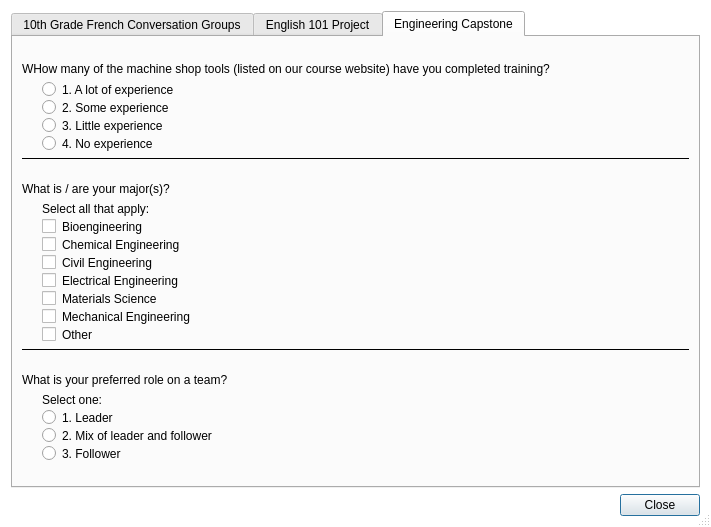
The window that dialogs/sampleQuestionsDialog.ui (gruepr/gruepr) describes before a commit, drawn with Qt 5.
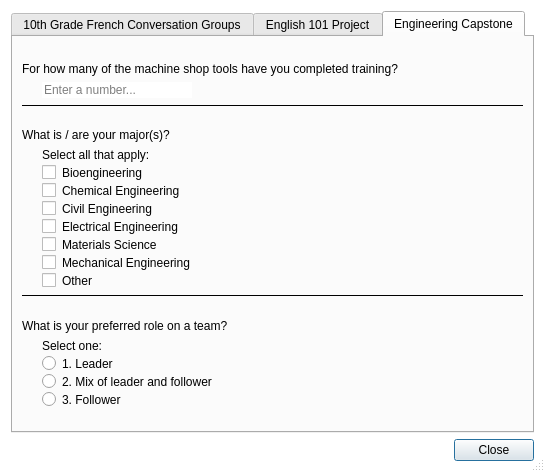
The same window after the commit. The open tabs and pages were chosen to show the change.

```diff
--- a/dialogs/sampleQuestionsDialog.ui
+++ b/dialogs/sampleQuestionsDialog.ui
@@ -6,8 +6,8 @@
    <rect>
     <x>0</x>
     <y>0</y>
-    <width>711</width>
-    <height>527</height>
+    <width>545</width>
+    <height>472</height>
    </rect>
   </property>
   <property name="windowTitle">
@@ -607,7 +607,7 @@
        <item>
         <widget class="QLabel" name="label_16">
          <property name="text">
-          <string>WHow many of the machine shop tools (listed on our course website) have you completed training?</string>
+          <string>For how many of the machine shop tools have you completed training?</string>
          </property>
          <property name="wordWrap">
           <bool>true</bool>
@@ -638,31 +638,22 @@
           <property name="bottomMargin">
            <number>0</number>
           </property>
-          <item>
-           <widget class="QRadioButton" name="radioButton_29">
-            <property name="text">
-             <string>1. A lot of experience</string>
+          <item alignment="Qt::AlignmentFlag::AlignLeft">
+           <widget class="QLineEdit" name="lineEdit_3">
+            <property name="sizePolicy">
+             <sizepolicy hsizetype="Preferred" vsizetype="Fixed">
+              <horstretch>0</horstretch>
+              <verstretch>0</verstretch>
+             </sizepolicy>
             </property>
-           </widget>
-          </item>
-          <item>
-           <widget class="QRadioButton" name="radioButton_30">
-            <property name="text">
-             <string>2. Some experience</string>
+            <property name="minimumSize">
+             <size>
+              <width>150</width>
+              <height>0</height>
+             </size>
             </property>
-           </widget>
-          </item>
-          <item>
-           <widget class="QRadioButton" name="radioButton_31">
-            <property name="text">
-             <string>3. Little experience</string>
-            </property>
-           </widget>
-          </item>
-          <item>
-           <widget class="QRadioButton" name="radioButton_32">
-            <property name="text">
-             <string>4. No experience</string>
+            <property name="placeholderText">
+             <string>Enter a number...</string>
             </property>
            </widget>
           </item>
```
